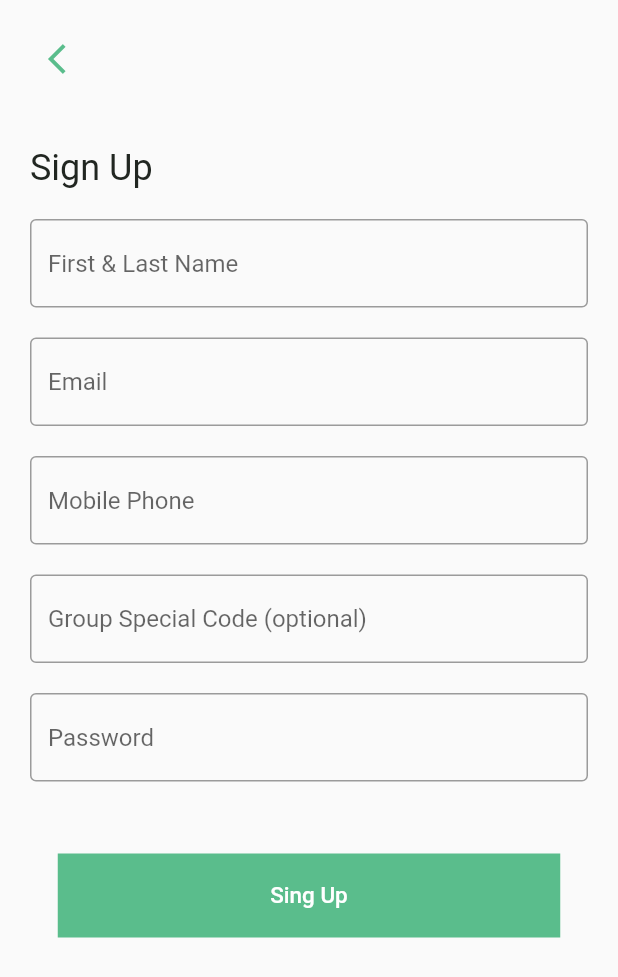
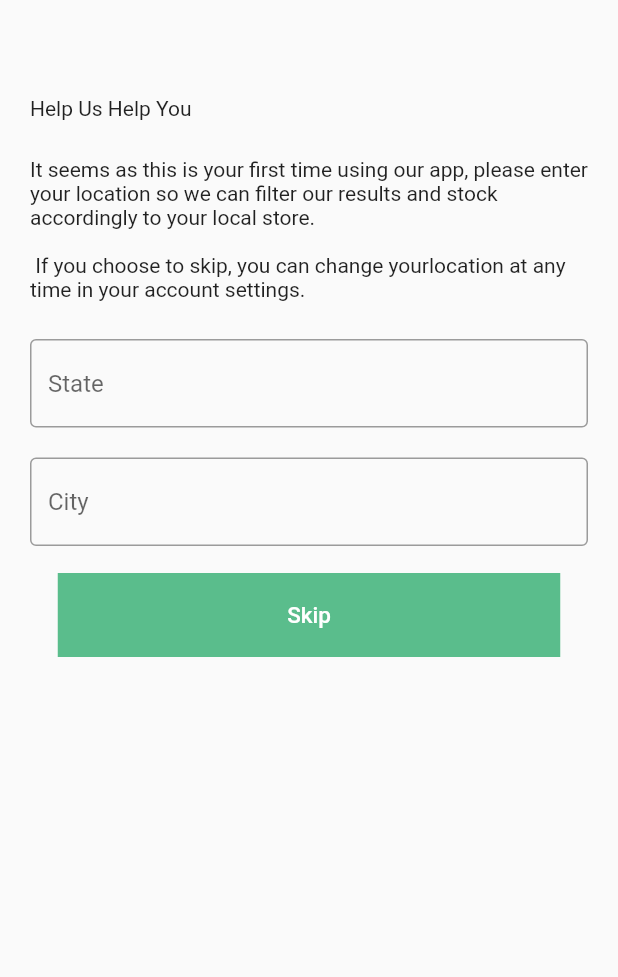
Before and after one commit to AbdAlQaderFouadFarajallah/Book_Grocer_with_Flutter, a Flutter app: the screen it shows after launch, on a phone screen of 412 x 824 dp. Shown: the top 977 px of the screen. Run offline on Flutter 3.47's test engine with Material 2 defaults, Android fonts, the phone set to English and light mode, and no system bars; our stand-ins replace flutter_svg.

Commit message:
feat: store locator screen

```diff
--- a/lib/main.dart
+++ b/lib/main.dart
@@ -1,6 +1,7 @@
 import 'package:book_grocer_with_flutter/screens/out_boarding_screen.dart';
 import 'package:book_grocer_with_flutter/screens/sing_in_screen.dart';
 import 'package:book_grocer_with_flutter/screens/sing_up_screen.dart';
+import 'package:book_grocer_with_flutter/screens/store_locator_screen.dart';
 import 'package:flutter/material.dart';
 
 
@@ -16,11 +17,12 @@ class MyApp extends StatelessWidget {
   Widget build(BuildContext context) {
     return MaterialApp(
       debugShowCheckedModeBanner: false,
-      initialRoute: '/sing_up_screen',
+      initialRoute: '/store_locator_screen',
       routes: {
         '/out_boarding_screen': (context) => const OutBoardingScreen(),
         '/sing_in_screen': (context) => const SingInScreen(),
         '/sing_up_screen': (context) => const SingUpScreen(),
+        '/store_locator_screen': (context) => const StoreLocatorScreen(),
       },
     );
   }
--- /dev/null
+++ b/lib/screens/store_locator_screen.dart
@@ -0,0 +1,56 @@
+import 'package:flutter/material.dart';
+
+class StoreLocatorScreen extends StatelessWidget {
+  const StoreLocatorScreen({Key? key}) : super(key: key);
+
+  @override
+  Widget build(BuildContext context) {
+    return Scaffold(
+      body: SafeArea(
+        child: Padding(
+          padding: const EdgeInsets.symmetric(horizontal: 20),
+          child: Column(
+            mainAxisAlignment: MainAxisAlignment.start,
+            crossAxisAlignment: CrossAxisAlignment.start ,
+            children: [
+              const SizedBox(height: 64),
+              const Text('Help Us Help You'),
+              const SizedBox(height: 25),
+              const Text('It seems as this is your first time using our app,'
+                  ' please enter your location so we can filter our results and stock accordingly to your local store.'
+              '\n \n If you choose to skip, you can change your'
+                  'location at any time in your account settings.'),
+              const SizedBox(height: 25),
+              const TextField(
+                decoration: InputDecoration(hintText: 'State',
+                  border: OutlineInputBorder(),
+                ),
+              ),
+              const SizedBox(height: 20),
+              const TextField(
+                decoration: InputDecoration(hintText: 'City',
+                  border: OutlineInputBorder(),
+                ),
+              ),
+              const SizedBox(height: 18),
+              Center(
+                child: Container(
+                    height: 56,
+                    width: 335,
+                    color: const Color(0XFF5ABD8C),
+                    child: TextButton(
+                      onPressed: () {},
+                      child: const Text(
+                        'Skip',
+                        style: TextStyle(
+                            color: Colors.white, fontSize: 15),
+                      ),
+                    )),
+              ),
+            ],
+          ),
+        ),
+      ),
+    );
+  }
+}
```
